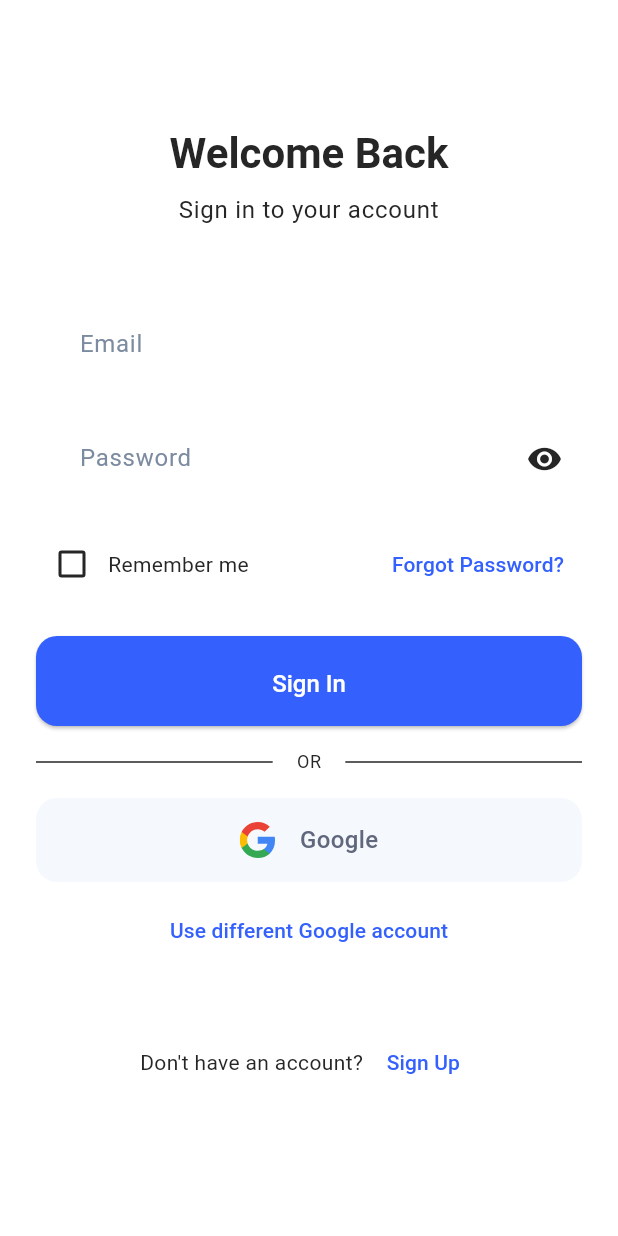
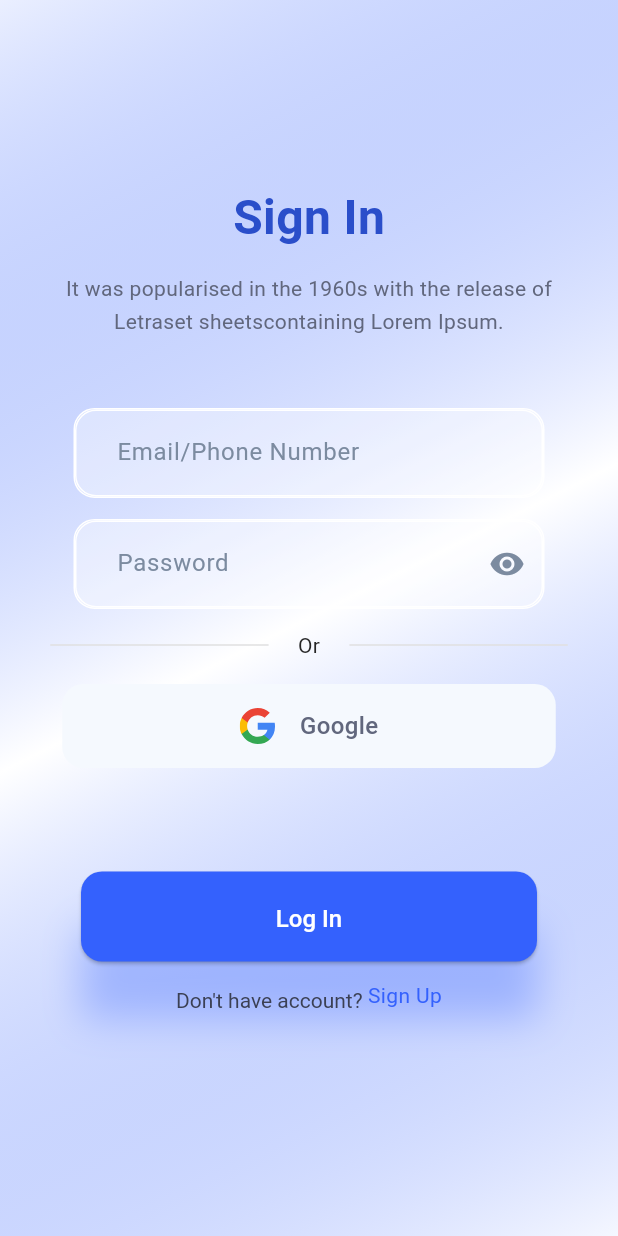
Before and after one commit to HiFinance-pvt/hifi-mobile, a Flutter app: the screen it shows after launch, on a phone screen of 412 x 824 dp. Run offline on Flutter 3.47's test engine with Material 3 defaults, Android fonts, the phone set to English and light mode, and no system bars; our stand-ins replace firebase_auth, firebase_core, flutter_svg, get, google_sign_in, shared_preferences; accounts and stored records are empty; Roboto replaces fonts that are missing (Poppins).

Commit message:
feat: redesign sign-in page with Figma UI

```diff
--- a/lib/modules/auth/views/signin_view.dart
+++ b/lib/modules/auth/views/signin_view.dart
@@ -3,6 +3,7 @@ import 'package:get/get.dart';
 import 'package:hifi/modules/auth/controllers/auth_controller.dart';
 import 'package:hifi/modules/auth/widgets/auth_text_field.dart';
 import 'package:hifi/modules/auth/widgets/google_sign_in_button.dart';
+import 'package:hifi/shared/themes/app_theme.dart';
 
 class SignInView extends GetView<AuthController> {
   const SignInView({super.key});
@@ -10,51 +11,78 @@ class SignInView extends GetView<AuthController> {
   @override
   Widget build(BuildContext context) {
     return Scaffold(
-      body: SafeArea(
+      backgroundColor: Colors.white,
+      body: Container(
+        width: double.infinity,
+        height: MediaQuery.of(context).size.height,
+        decoration: BoxDecoration(
+          gradient: LinearGradient(
+            begin: Alignment.topLeft,
+            end: Alignment.bottomRight,
+            colors: [
+              const Color(0xFF3461FD).withOpacity(0.1),
+              Colors.white,
+              const Color(0xFF3461FD).withOpacity(0.05),
+            ],
+            stops: const [0.0, 0.5, 1.0],
+          ),
+        ),
+        child: SafeArea(
+          bottom: false,
           child: SingleChildScrollView(
-          padding: const EdgeInsets.all(24.0),
+            child: Padding(
+              padding: const EdgeInsets.symmetric(horizontal: 31),
               child: Form(
                 key: controller.signInFormKey,
-            child: ConstrainedBox(
-              constraints: BoxConstraints(
-                minHeight: MediaQuery.of(context).size.height -
-                    MediaQuery.of(context).padding.top -
-                    MediaQuery.of(context).padding.bottom - 48,
+                child: Column(
+                  crossAxisAlignment: CrossAxisAlignment.center,
+                  children: [
+                    const SizedBox(height: 125),
+
+                    // Title and subtitle
+                    const Text(
+                      'Sign In',
+                      style: TextStyle(
+                        fontFamily: 'Poppins',
+                        fontSize: 32,
+                        fontWeight: FontWeight.w600,
+                        color: AppTheme.primary600,
+                        height: 1.25,
                       ),
-              child: Column(
-                crossAxisAlignment: CrossAxisAlignment.stretch,
-                children: [
-                const SizedBox(height: 60),
-
-                // Logo/Title
-                Text(
-                  'Welcome Back',
-                  style: Theme.of(context).textTheme.headlineMedium?.copyWith(
-                    fontWeight: FontWeight.bold,
+                    ),
+                    const SizedBox(height: 16),
+                    const SizedBox(
+                      width: 345,
+                      child: Text(
+                        'It was popularised in the 1960s with the release of Letraset sheetscontaining Lorem Ipsum.',
+                        style: TextStyle(
+                          fontFamily: 'Poppins',
+                          fontSize: 14,
+                          fontWeight: FontWeight.w400,
+                          color: AppTheme.gray700,
+                          height: 1.57,
                         ),
                         textAlign: TextAlign.center,
                       ),
-                const SizedBox(height: 8),
-                Text(
-                  'Sign in to your account',
-                  style: Theme.of(context).textTheme.bodyLarge?.copyWith(
-                    color: Theme.of(context).colorScheme.onSurfaceVariant,
                     ),
-                  textAlign: TextAlign.center,
-                ),
-                const SizedBox(height: 48),
+                    const SizedBox(height: 47),
 
                     // Email field
-                AuthTextField(
+                    SizedBox(
+                      width: 314,
+                      child: AuthTextField(
                         controller: controller.emailController,
-                  label: 'Email',
+                        label: 'Email/Phone Number',
                         keyboardType: TextInputType.emailAddress,
                         validator: controller.validateEmail,
                       ),
-                const SizedBox(height: 16),
+                    ),
+                    const SizedBox(height: 14),
 
                     // Password field
-                Obx(() => AuthTextField(
+                    SizedBox(
+                      width: 314,
+                      child: Obx(() => AuthTextField(
                         controller: controller.passwordController,
                         label: 'Password',
                         obscureText: !controller.isPasswordVisible.value,
@@ -65,30 +93,75 @@ class SignInView extends GetView<AuthController> {
                             controller.isPasswordVisible.value
                                 ? Icons.visibility_off
                                 : Icons.visibility,
+                            color: AppTheme.gray600,
+                            size: 24,
                           ),
                         ),
                       )),
-                const SizedBox(height: 16),
+                    ),
+                    const SizedBox(height: 13),
 
-                // Remember me & Forgot password
-                Row(
+                    // Or divider
+                    SizedBox(
+                      width: 345,
+                      child: Row(
                         children: [
-                    Obx(() => Checkbox(
-                      value: controller.rememberMe.value,
-                      onChanged: (_) => controller.toggleRememberMe(),
-                    )),
-                    const Text('Remember me'),
-                    const Spacer(),
-                    TextButton(
-                      onPressed: controller.goToForgotPassword,
-                      child: const Text('Forgot Password?'),
+                          Expanded(
+                            child: Container(
+                              height: 1,
+                              color: Colors.grey.shade300,
+                            ),
+                          ),
+                          const Padding(
+                            padding: EdgeInsets.symmetric(horizontal: 19.5),
+                            child: Text(
+                              'Or',
+                              style: TextStyle(
+                                fontFamily: 'Poppins',
+                                fontSize: 14,
+                                fontWeight: FontWeight.w400,
+                                color: AppTheme.gray900,
+                                height: 1.57,
+                              ),
+                            ),
+                          ),
+                          Expanded(
+                            child: Container(
+                              height: 1,
+                              color: Colors.grey.shade300,
+                            ),
                           ),
                         ],
                       ),
-                const SizedBox(height: 24),
+                    ),
+                    const SizedBox(height: 15),
+
+                    // Google sign in button
+                    SizedBox(
+                      width: 329,
+                      child: Obx(() => GoogleSignInButton(
+                        onPressed: controller.isLoading.value
+                            ? null
+                            : controller.signInWithGoogle,
+                        isLoading: controller.isLoading.value,
+                      )),
+                    ),
+                    const SizedBox(height: 69),
 
                     // Sign in button
-                Obx(() => ElevatedButton(
+                    SizedBox(
+                      width: 304,
+                      child: Obx(() => Container(
+                        decoration: BoxDecoration(
+                          boxShadow: [
+                            BoxShadow(
+                              color: AppTheme.primary500.withOpacity(0.3),
+                              blurRadius: 22,
+                              offset: const Offset(0, 38),
+                            ),
+                          ],
+                        ),
+                        child: ElevatedButton(
                           onPressed: controller.isLoading.value
                               ? null
                               : controller.signInWithEmailPassword,
@@ -96,59 +169,50 @@ class SignInView extends GetView<AuthController> {
                               ? const SizedBox(
                                   height: 20,
                                   width: 20,
-                          child: CircularProgressIndicator(strokeWidth: 2),
+                                  child: CircularProgressIndicator(
+                                    strokeWidth: 2,
+                                    valueColor: AlwaysStoppedAnimation<Color>(Colors.white),
+                                  ),
                                 )
-                      : const Text('Sign In'),
+                              : const Text('Log In'),
+                        ),
                       )),
-                const SizedBox(height: 16),
+                    ),
+                    const SizedBox(height: 12),
 
-                // Divider
-                Row(
+                    // Sign up link
+                    RichText(
+                      text: TextSpan(
+                        style: const TextStyle(
+                          fontFamily: 'Poppins',
+                          fontSize: 14,
+                          fontWeight: FontWeight.w400,
+                          color: AppTheme.gray800,
+                          height: 1.57,
+                        ),
                         children: [
-                    const Expanded(child: Divider()),
-                    Padding(
-                      padding: const EdgeInsets.symmetric(horizontal: 16),
-                      child: Text(
-                        'OR',
-                        style: Theme.of(context).textTheme.bodySmall,
+                          const TextSpan(text: "Don't have account? "),
+                          WidgetSpan(
+                            child: GestureDetector(
+                              onTap: controller.goToSignUp,
+                              child: const Text(
+                                'Sign Up',
+                                style: TextStyle(
+                                  fontFamily: 'Poppins',
+                                  fontSize: 14,
+                                  fontWeight: FontWeight.w400,
+                                  color: AppTheme.primary500,
+                                  height: 1.57,
                                 ),
                               ),
-                    const Expanded(child: Divider()),
-                  ],
                             ),
-                const SizedBox(height: 16),
-
-                // Google sign in button
-                Obx(() => GoogleSignInButton(
-                  onPressed: controller.isLoading.value
-                      ? null
-                      : controller.signInWithGoogle,
-                  isLoading: controller.isLoading.value,
-                )),
-                const SizedBox(height: 8),
-
-                // Different Google account button
-                Obx(() => TextButton(
-                  onPressed: controller.isLoading.value
-                      ? null
-                      : controller.signInWithGoogleForceSelection,
-                  child: const Text('Use different Google account'),
-                )),
-
-                const SizedBox(height: 40),
-
-                // Sign up link
-                Row(
-                  mainAxisAlignment: MainAxisAlignment.center,
-                  children: [
-                    const Text("Don't have an account? "),
-                    TextButton(
-                      onPressed: controller.goToSignUp,
-                      child: const Text('Sign Up'),
                           ),
                         ],
                       ),
+                    ),
+                    SizedBox(height: MediaQuery.of(context).padding.bottom + 40),
                   ],
+                ),
               ),
             ),
           ),
```
Lines whose indentation alone changed are shown as unchanged.
